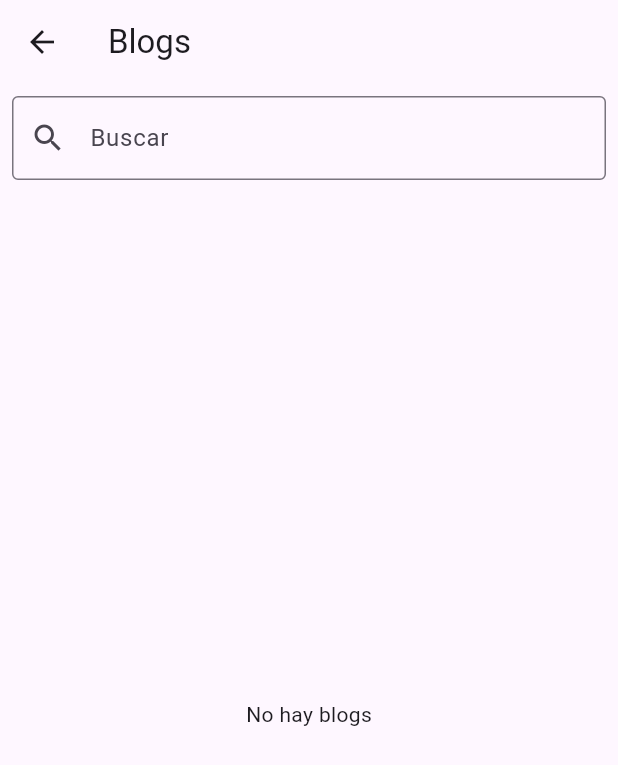
After one commit to esfeApiGrupo5/EcoMercadoFrontendFlutter, a Flutter app: the BlogPage screen opened by its route, on a phone screen of 412 x 824 dp. The commit adds this screen. Shown: the top 765 px of the screen. Run offline on Flutter 3.47's test engine with Material 3 defaults, Android fonts, the phone set to English and light mode, and no system bars; network calls fail.

Commit message:
se a creado el blog_services pra obtener los dtos de la api

```diff
--- /dev/null
+++ b/lib/blog_page.dart
@@ -0,0 +1,98 @@
+import 'package:flutter/material.dart';
+import 'package:myapp/services/blog_service.dart';
+
+class BlogPage extends StatefulWidget {
+  const BlogPage({super.key});
+
+  @override
+  State<BlogPage> createState() => _BlogPageState();
+}
+
+class _BlogPageState extends State<BlogPage> {
+  final BlogService _blogService = BlogService();
+  final TextEditingController _searchController = TextEditingController();
+
+  List<dynamic> _blogs = [];
+  List<dynamic> _filteredBlogs = [];
+  bool _isLoading = true;
+
+  @override
+  void initState() {
+    super.initState();
+    _loadBlogs();
+    _searchController.addListener(_onSearch);
+  }
+
+  void _loadBlogs() async {
+    try {
+      final blogs = await _blogService.fetchBlogs();
+      setState(() {
+        _blogs = blogs;
+        _filteredBlogs = blogs;
+        _isLoading = false;
+      });
+    } catch (e) {
+      setState(() {
+        _isLoading = false;
+      });
+      debugPrint("Error cargando blogs: $e");
+    }
+  }
+
+  void _onSearch() {
+    final query = _searchController.text.toLowerCase();
+    setState(() {
+      _filteredBlogs = _blogs.where((blog) {
+        final titulo = blog["titulo"].toString().toLowerCase();
+        final contenido = blog["contenido"].toString().toLowerCase();
+        return titulo.contains(query) || contenido.contains(query);
+      }).toList();
+    });
+  }
+
+  @override
+  Widget build(BuildContext context) {
+    return Scaffold(
+      appBar: AppBar(title: const Text("Blogs")),
+      body: _isLoading
+          ? const Center(child: CircularProgressIndicator())
+          : Column(
+              children: [
+                Padding(
+                  padding: const EdgeInsets.all(8.0),
+                  child: TextField(
+                    controller: _searchController,
+                    decoration: const InputDecoration(
+                      labelText: "Buscar",
+                      prefixIcon: Icon(Icons.search),
+                      border: OutlineInputBorder(),
+                    ),
+                  ),
+                ),
+                Expanded(
+                  child: _filteredBlogs.isEmpty
+                      ? const Center(child: Text("No hay blogs"))
+                      : ListView.builder(
+                          itemCount: _filteredBlogs.length,
+                          itemBuilder: (context, index) {
+                            final blog = _filteredBlogs[index];
+                            return Card(
+                              margin: const EdgeInsets.symmetric(
+                                  vertical: 5, horizontal: 10),
+                              child: ListTile(
+                                title: Text(blog["titulo"] ?? "Sin título"),
+                                subtitle: Text(
+                                  blog["contenido"] ?? "Sin contenido",
+                                  maxLines: 2,
+                                  overflow: TextOverflow.ellipsis,
+                                ),
+                              ),
+                            );
+                          },
+                        ),
+                ),
+              ],
+            ),
+    );
+  }
+}
--- a/lib/login_page.dart
+++ b/lib/login_page.dart
@@ -30,7 +30,7 @@ class _LoginPageState extends State<LoginPage> {
 
       if (token != null) {
         // 🔹 Guardar token en memoria segura si quieres (ej: shared_preferences)
-        Navigator.pushReplacementNamed(context, '/pokemon');
+        Navigator.pushReplacementNamed(context, '/blog');
       }
     } catch (e) {
       setState(() {
--- a/lib/main.dart
+++ b/lib/main.dart
@@ -5,6 +5,7 @@ import 'package:myapp/services/pokeapi_service.dart';
 // Importamos las nuevas pantallas
 import 'login_page.dart';
 import 'register_page.dart';
+import 'blog_page.dart';
 
 void main() {
   runApp(const MyApp());
@@ -24,6 +25,7 @@ class MyApp extends StatelessWidget {
         '/login': (context) => const LoginPage(),
         '/register': (context) => const RegisterPage(),
         '/pokemon': (context) => const PokemonListScreen(),
+        '/blog': (context) => const BlogPage(),
       },
     );
   }
```
Also changed, not shown: lib/services/blog_service.dart (added, +81 -0 lines).
